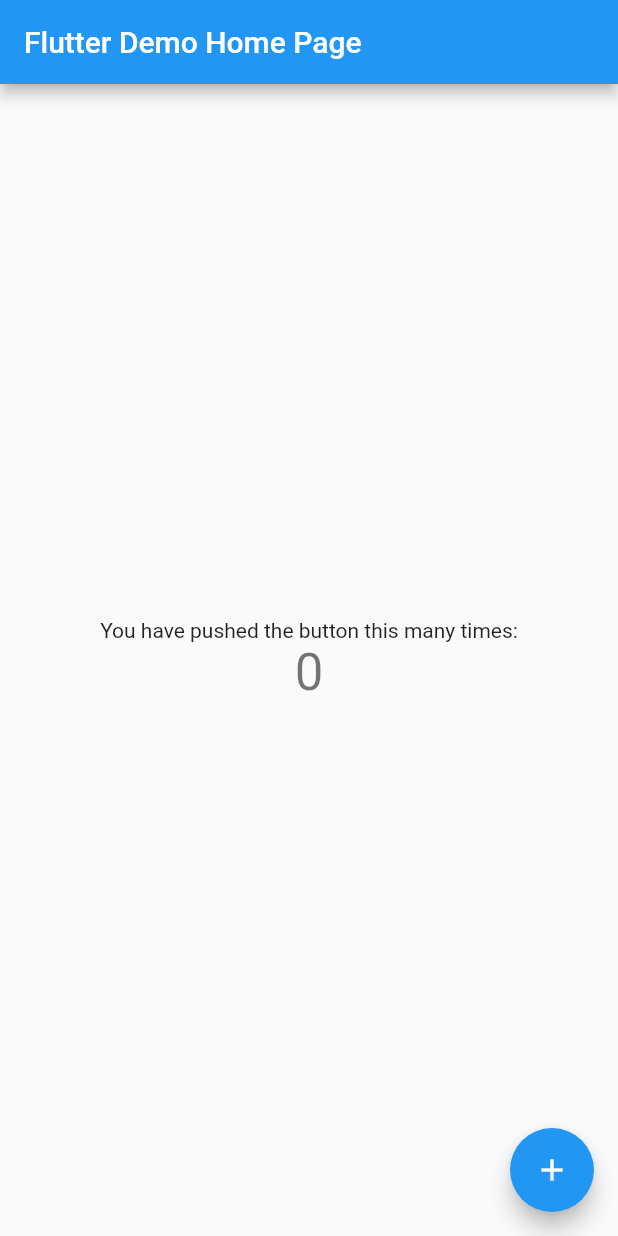
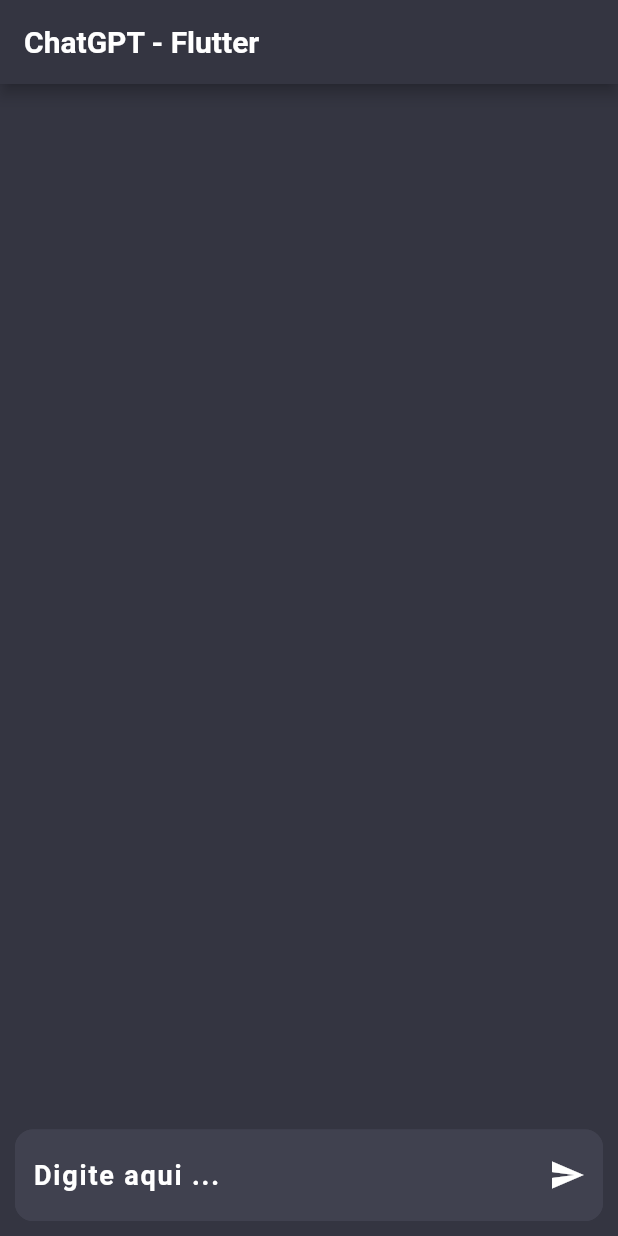
Before and after one commit to gaabrieljesuss/chatgpt, a Flutter app: the screen it shows after launch, on a phone screen of 412 x 824 dp. Run offline on Flutter 3.47's test engine with Material 2 defaults, Android fonts, the phone set to English and light mode, and no system bars; our stand-ins replace dio.

Commit message:
Add chatgpt screen and messaging functionality

```diff
--- /dev/null
+++ b/lib/core/app_config.dart
@@ -0,0 +1,5 @@
+class AppConfig {
+  AppConfig._();
+
+  static String get getOpenAIAPIKey => "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";
+}
--- /dev/null
+++ b/lib/core/app_theme.dart
@@ -0,0 +1,9 @@
+import 'package:flutter/material.dart';
+
+class AppTheme {
+  AppTheme._();
+
+  static Color get primaryColor => const Color(0xFF343541);
+
+  static Color get secondaryColor => const Color(0xFF40414f);
+}
--- a/lib/main.dart
+++ b/lib/main.dart
@@ -1,3 +1,4 @@
+import 'package:chatgpt/screens/chat_screen.dart';
 import 'package:flutter/material.dart';
 
 void main() {
@@ -7,109 +8,11 @@ void main() {
 class MyApp extends StatelessWidget {
   const MyApp({Key? key}) : super(key: key);
 
-  // This widget is the root of your application.
   @override
   Widget build(BuildContext context) {
-    return MaterialApp(
-      title: 'Flutter Demo',
-      theme: ThemeData(
-        // This is the theme of your application.
-        //
-        // Try running your application with "flutter run". You'll see the
-        // application has a blue toolbar. Then, without quitting the app, try
-        // changing the primarySwatch below to Colors.green and then invoke
-        // "hot reload" (press "r" in the console where you ran "flutter run",
-        // or simply save your changes to "hot reload" in a Flutter IDE).
-        // Notice that the counter didn't reset back to zero; the application
-        // is not restarted.
-        primarySwatch: Colors.blue,
-      ),
-      home: const MyHomePage(title: 'Flutter Demo Home Page'),
+    return const MaterialApp(
+      debugShowCheckedModeBanner: false,
+      home: ChatScreen(),
     );
   }
 }
-
-class MyHomePage extends StatefulWidget {
-  const MyHomePage({Key? key, required this.title}) : super(key: key);
-
-  // This widget is the home page of your application. It is stateful, meaning
-  // that it has a State object (defined below) that contains fields that affect
-  // how it looks.
-
-  // This class is the configuration for the state. It holds the values (in this
-  // case the title) provided by the parent (in this case the App widget) and
-  // used by the build method of the State. Fields in a Widget subclass are
-  // always marked "final".
-
-  final String title;
-
-  @override
-  State<MyHomePage> createState() => _MyHomePageState();
-}
-
-class _MyHomePageState extends State<MyHomePage> {
-  int _counter = 0;
-
-  void _incrementCounter() {
-    setState(() {
-      // This call to setState tells the Flutter framework that something has
-      // changed in this State, which causes it to rerun the build method below
-      // so that the display can reflect the updated values. If we changed
-      // _counter without calling setState(), then the build method would not be
-      // called again, and so nothing would appear to happen.
-      _counter++;
-    });
-  }
-
-  @override
-  Widget build(BuildContext context) {
-    // This method is rerun every time setState is called, for instance as done
-    // by the _incrementCounter method above.
-    //
-    // The Flutter framework has been optimized to make rerunning build methods
-    // fast, so that you can just rebuild anything that needs updating rather
-    // than having to individually change instances of widgets.
-    return Scaffold(
-      appBar: AppBar(
-        // Here we take the value from the MyHomePage object that was created by
-        // the App.build method, and use it to set our appbar title.
-        title: Text(widget.title),
-      ),
-      body: Center(
-        // Center is a layout widget. It takes a single child and positions it
-        // in the middle of the parent.
-        child: Column(
-          // Column is also a layout widget. It takes a list of children and
-          // arranges them vertically. By default, it sizes itself to fit its
-          // children horizontally, and tries to be as tall as its parent.
-          //
-          // Invoke "debug painting" (press "p" in the console, choose the
-          // "Toggle Debug Paint" action from the Flutter Inspector in Android
-          // Studio, or the "Toggle Debug Paint" command in Visual Studio Code)
-          // to see the wireframe for each widget.
-          //
-          // Column has various properties to control how it sizes itself and
-          // how it positions its children. Here we use mainAxisAlignment to
-          // center the children vertically; the main axis here is the vertical
-          // axis because Columns are vertical (the cross axis would be
-          // horizontal).
-          mainAxisAlignment: MainAxisAlignment.center,
-          children: <Widget>[
-            const Text(
-              'You have pushed the button this many times:',
-            ),
-            Text(
-              '$_counter',
-              style: Theme.of(context).textTheme.headline4,
-            ),
-          ],
-        ),
-      ),
-      floatingActionButton: FloatingActionButton(
-        onPressed: _incrementCounter,
-        tooltip: 'Increment',
-        child: const Icon(Icons.add),
-      ), // This trailing comma makes auto-formatting nicer for build methods.
-    );
-  }
-}
--- /dev/null
+++ b/lib/models/chat_model.dart
@@ -0,0 +1,11 @@
+class ChatModel {
+  final String message;
+  final MessageFrom messageFrom;
+
+  ChatModel({
+   required this.message,
+   required this.messageFrom
+  });
+}
+
+enum MessageFrom {me, bot}
--- /dev/null
+++ b/lib/screens/chat_screen.dart
@@ -0,0 +1,145 @@
+import 'package:chatgpt/core/app_theme.dart';
+import 'package:chatgpt/models/chat_model.dart';
+import 'package:chatgpt/repositories/chat_repository.dart';
+import 'package:dio/dio.dart';
+import 'package:flutter/material.dart';
+
+class ChatScreen extends StatefulWidget {
+  const ChatScreen({Key? key}) : super(key: key);
+
+  @override
+  State<ChatScreen> createState() => _ChatScreenState();
+}
+
+class _ChatScreenState extends State<ChatScreen> {
+  final _inputCtrl = TextEditingController();
+  final _inputFN = FocusNode();
+  final _repository = ChatRepository(Dio());
+  final _messages = <ChatModel>[];
+  final _scrollCtrl = ScrollController();
+
+  void _scrollDown() {
+    Future.delayed(const Duration(milliseconds: 200), () {
+      _scrollCtrl.animateTo(
+        _scrollCtrl.position.maxScrollExtent,
+        duration: const Duration(milliseconds: 200),
+        curve: Curves.easeInOut,
+      );
+    });
+  }
+
+  @override
+  Widget build(BuildContext context) {
+    return Scaffold(
+      appBar: AppBar(
+        backgroundColor: AppTheme.primaryColor,
+        title: const Text(
+          "ChatGPT - Flutter",
+          style: TextStyle(
+            color: Colors.white,
+            fontWeight: FontWeight.bold,
+          ),
+        ),
+      ),
+      body: SizedBox.expand(
+        child: Container(
+          padding: const EdgeInsets.all(10),
+          color: AppTheme.primaryColor,
+          child: Column(
+            children: [
+              Expanded(
+                child: ListView.builder(
+                  controller: _scrollCtrl,
+                  itemCount: _messages.length,
+                  itemBuilder: (_, int index) {
+                    return Row(
+                      children: [
+                        if (_messages[index].messageFrom == MessageFrom.me)
+                          const Spacer(),
+                        Container(
+                          margin: const EdgeInsets.all(12),
+                          width: MediaQuery.of(context).size.width * 0.7,
+                          padding: const EdgeInsets.all(12),
+                          decoration: BoxDecoration(
+                            color: AppTheme.secondaryColor,
+                            borderRadius: BorderRadius.circular(12),
+                          ),
+                          child: Text(
+                            _messages[index].message,
+                            style: const TextStyle(
+                                color: Colors.white, fontSize: 20),
+                          ),
+                        ),
+                      ],
+                    );
+                  },
+                ),
+              ),
+              TextField(
+                focusNode: _inputFN,
+                style: const TextStyle(
+                  fontSize: 18,
+                  color: Colors.white,
+                  fontWeight: FontWeight.bold,
+                  letterSpacing: 1.2,
+                ),
+                maxLines: 4,
+                minLines: 1,
+                controller: _inputCtrl,
+                decoration: InputDecoration(
+                  hintText: "Digite aqui ...",
+                  hintStyle: const TextStyle(
+                    color: Colors.white,
+                  ),
+                  enabledBorder: OutlineInputBorder(
+                    borderSide: BorderSide(color: AppTheme.secondaryColor),
+                    borderRadius: BorderRadius.circular(12),
+                  ),
+                  fillColor: AppTheme.secondaryColor,
+                  focusedBorder: OutlineInputBorder(
+                    borderSide: BorderSide(color: AppTheme.secondaryColor),
+                    borderRadius: BorderRadius.circular(12),
+                  ),
+                  filled: true,
+                  suffixIcon: IconButton(
+                    onPressed: () async {
+                      _inputFN.unfocus();
+                      if (_inputCtrl.text.isNotEmpty) {
+                        final prompt = _inputCtrl.text;
+
+                        setState(() {
+                          _messages.add(ChatModel(
+                            message: prompt,
+                            messageFrom: MessageFrom.me,
+                          ));
+
+                          _inputCtrl.text = '';
+
+                          _scrollDown();
+                        });
+
+                        final chatResponse =
+                            await _repository.promptMessage(prompt);
+
+                        setState(() {
+                          _messages.add(
+                            ChatModel(
+                              message: chatResponse,
+                              messageFrom: MessageFrom.bot,
+                            ),
+                          );
+                          _scrollDown();
+                        });
+                      }
+                    },
+                    icon: const Icon(Icons.send, color: Colors.white,),
+                  ),
+                ),
+              ),
+            ],
+          ),
+        ),
+      ),
+    );
+  }
+}
```
Also changed, not shown: lib/repositories/chat_repository.dart (added, +32 -0 lines), 6 other files.
